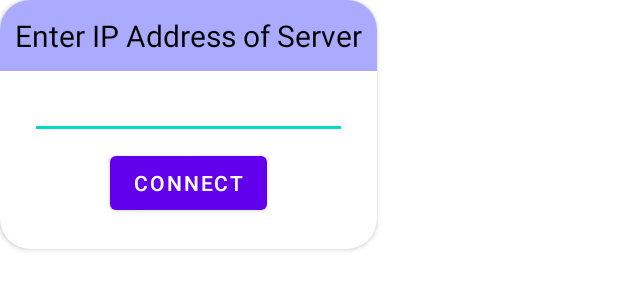
After one commit to abdalmoniem/JumiaServicesTest, an Android app: the layout ip_address_dialog.xml on its own in the app's theme, with its tools: preview values and no code run, on a phone screen of 412 x 824 dp. The commit adds this screen. Shown: the top 300 px of the screen. Run offline under Robolectric (Android 15) with nearby library versions, the phone set to English and light mode, and no system bars; network calls fail.

Commit message:
added server IP address dialog in frontend
Signed-off-by: abdalmoniem <abdalmoniemalhifnawy@gmail.com>

```diff
--- /dev/null
+++ b/FrontEnd/JumiasTaskPhoneNumberViewer/app/src/main/res/layout/ip_address_dialog.xml
@@ -0,0 +1,52 @@
+<androidx.cardview.widget.CardView xmlns:android="http://schemas.android.com/apk/res/android"
+    xmlns:app="http://schemas.android.com/apk/res-auto"
+    android:layout_width="wrap_content"
+    android:layout_height="wrap_content"
+    android:orientation="vertical"
+    app:cardCornerRadius="20dp">
+
+    <LinearLayout
+        android:layout_width="match_parent"
+        android:layout_height="match_parent"
+        android:orientation="vertical">
+
+        <TextView
+            android:id="@+id/dialog_header"
+            android:layout_width="match_parent"
+            android:layout_height="wrap_content"
+            android:background="#ffaaaaff"
+            android:gravity="center"
+            android:padding="10dp"
+            android:text="Enter IP Address of Server"
+            android:textColor="@android:color/black"
+            android:textSize="20sp" />
+
+        <LinearLayout
+            android:layout_width="match_parent"
+            android:layout_height="wrap_content"
+            android:orientation="vertical"
+            android:paddingStart="20dp"
+            android:paddingEnd="20dp"
+            android:paddingBottom="20dp">
+
+            <EditText
+                android:id="@+id/ipAddressEditText"
+                android:layout_width="match_parent"
+                android:layout_height="wrap_content"
+                android:inputType="numberDecimal"/>
+
+
+            <Button
+                android:id="@+id/connectButton"
+                android:layout_width="wrap_content"
+                android:layout_height="wrap_content"
+                android:layout_gravity="center_horizontal"
+                android:layout_marginTop="5dp"
+                android:text="Connect" />
+
+        </LinearLayout>
+
+    </LinearLayout>
+
+
+</androidx.cardview.widget.CardView>
```
Also changed, not shown: FrontEnd/JumiasTaskPhoneNumberViewer/app/src/main/java/com/hifnawy/subtitle/jumiastaskphonenumberviewer/MainActivity.java (+69 -34 lines), FrontEnd/JumiasTaskPhoneNumberViewer/app/src/main/res/drawable/server_ip_address_icon.xml (added, +10 -0 lines), FrontEnd/JumiasTaskPhoneNumberViewer/app/src/main/res/menu/main_options.xml (+7 -0 lines), 1 other file.
